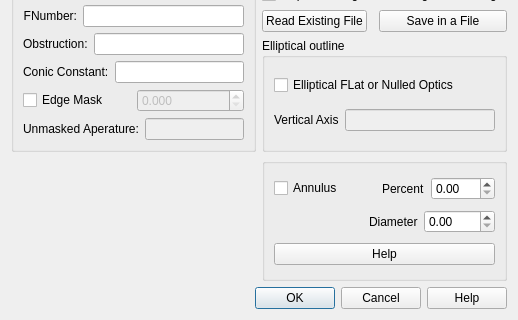
Before: the Qt Designer form mirrordlg.ui in githubdoe/DFTFringe, drawn with Qt 5; both pictures show x 0 to 518 and y 145 to 465 of the 518 by 465 pixel window.
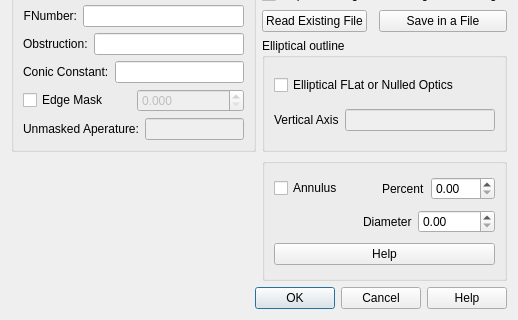
After: the same form once the commit is applied.

What changed in the file:
```diff
--- a/mirrordlg.ui
+++ b/mirrordlg.ui
@@ -408,7 +408,7 @@
            <string>&lt;html&gt;&lt;head/&gt;&lt;body&gt;&lt;p&gt;Hole diameter.&lt;/p&gt;&lt;/body&gt;&lt;/html&gt;</string>
           </property>
           <property name="maximum">
-           <double>1000.000000000000000</double>
+           <double>10000.000000000000000</double>
           </property>
          </widget>
         </item>
```
